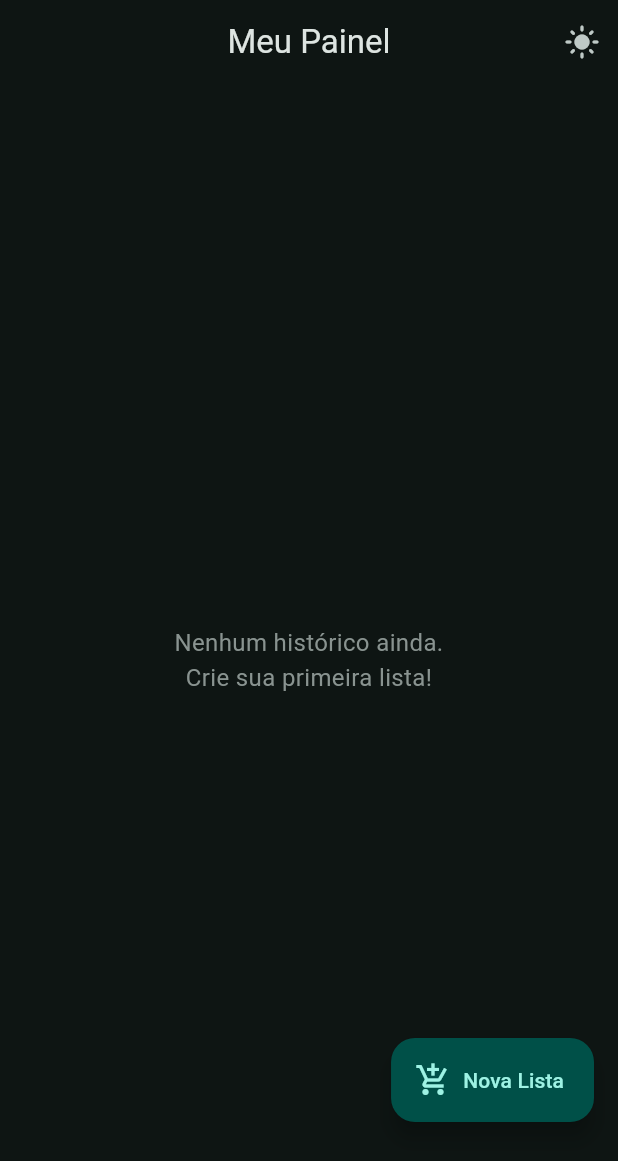
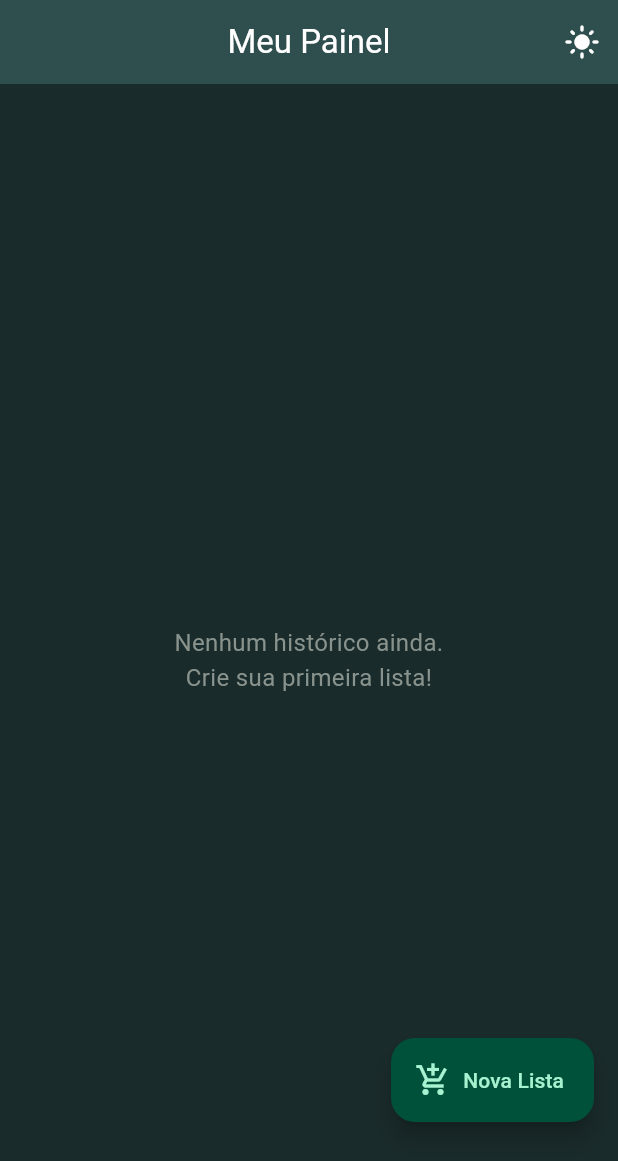
Before and after one commit to bispoalef/lista_do_mercadinho, a Flutter app: the screen it shows after launch, after a tap on the "dark mode" icon, on a phone screen of 412 x 824 dp. Shown: the top 1161 px of the screen. Run offline on Flutter 3.47's test engine with Material 3 defaults, Android fonts, the phone set to English and light mode, and no system bars; our stand-ins replace google_mobile_ads, sqflite; accounts and stored records are empty; network calls fail.

Commit message:
criando perfil visual, icones e definindoo primeiro banner de anúncios

```diff
--- a/lib/features/compras/view/pages/dashboard_page.dart
+++ b/lib/features/compras/view/pages/dashboard_page.dart
@@ -1,4 +1,5 @@
 import 'package:flutter/material.dart';
+import 'package:google_mobile_ads/google_mobile_ads.dart';
 import 'package:intl/intl.dart';
 import 'package:provider/provider.dart';
 import 'package:uuid/uuid.dart';
@@ -9,10 +10,17 @@ import 'package:lista_do_mercadinho/features/compras/models/produto.dart';
 import 'package:lista_do_mercadinho/features/compras/providers/lista_produtos.dart';
 
 class DashboardPage extends StatefulWidget {
-  const DashboardPage({Key? key}) : super(key: key);
+  const DashboardPage({super.key});
 
   @override
   State<DashboardPage> createState() => _DashboardPageState();
+}
+
+class BannerAnuncio extends StatefulWidget {
+  const BannerAnuncio({super.key});
+
+  @override
+  State<BannerAnuncio> createState() => _BannerAnuncioState();
 }
 
 class _DashboardPageState extends State<DashboardPage> {
@@ -51,7 +59,10 @@ class _DashboardPageState extends State<DashboardPage> {
           ),
         ],
       ),
-      body: FutureBuilder<List<Map<String, dynamic>>>(
+      body: Column(
+        children: [
+          Expanded(
+            child: FutureBuilder<List<Map<String, dynamic>>>(
               future: _historicoFuture,
               builder: (context, snapshot) {
                 if (snapshot.connectionState == ConnectionState.waiting) {
@@ -177,7 +188,8 @@ class _DashboardPageState extends State<DashboardPage> {
                         child: Card(
                           margin: const EdgeInsets.only(bottom: 12),
                           child: ListTile(
-                      onTap: () => _mostrarDetalhesCompra(context, compra),
+                            onTap: () =>
+                                _mostrarDetalhesCompra(context, compra),
                             leading: CircleAvatar(
                               backgroundColor: Theme.of(
                                 context,
@@ -188,7 +200,9 @@ class _DashboardPageState extends State<DashboardPage> {
                               apelido != null && apelido.isNotEmpty
                                   ? apelido
                                   : formatadorData.format(dataCompra),
-                        style: const TextStyle(fontWeight: FontWeight.bold),
+                              style: const TextStyle(
+                                fontWeight: FontWeight.bold,
+                              ),
                             ),
                             subtitle: apelido != null && apelido.isNotEmpty
                                 ? Text(formatadorData.format(dataCompra))
@@ -209,19 +223,18 @@ class _DashboardPageState extends State<DashboardPage> {
                 );
               },
             ),
+          ),
+          const BannerAnuncio(),
+        ],
+      ),
       floatingActionButton: Padding(
-        padding: const EdgeInsets.only(
-          bottom: 60.0,
-        ), // Evita ficar em cima do anúncio
+        padding: const EdgeInsets.only(bottom: 60.0),
         child: FloatingActionButton.extended(
           onPressed: () async {
             final db = DbHelper.instance;
-            final rascunho = await db
-                .getRascunho(); // 1. Checa se tem rascunho salvo
-
+            final rascunho = await db.getRascunho();
             if (!context.mounted) return;
 
-            // --- SE EXISTIR RASCUNHO, PERGUNTA O QUE FAZER ---
             if (rascunho.isNotEmpty) {
               final bool? continuar = await showDialog<bool>(
                 context: context,
@@ -233,7 +246,6 @@ class _DashboardPageState extends State<DashboardPage> {
                   actions: [
                     TextButton(
                       onPressed: () {
-                        // Limpa o rascunho do banco e retorna false
                         db.salvarNoRascunho([]);
                         Navigator.pop(context, false);
                       },
@@ -313,6 +325,61 @@ class _DashboardPageState extends State<DashboardPage> {
   }
 }
 
+class _BannerAnuncioState extends State<BannerAnuncio> {
+  BannerAd? _bannerAd;
+  bool _isLoaded = false;
+  final String _adUnitId = 'ca-app-pub-3940256099942544/6300978111';
+
+  @override
+  void initState() {
+    super.initState();
+    _carregarBanner();
+  }
+
+  void _carregarBanner() {
+    _bannerAd = BannerAd(
+      adUnitId: _adUnitId,
+      size: AdSize.banner,
+      request: const AdRequest(),
+      listener: BannerAdListener(
+        onAdLoaded: (ad) {
+          if (mounted) {
+            setState(() {
+              _isLoaded = true;
+            });
+          }
+        },
+        onAdFailedToLoad: (ad, error) {
+          debugPrint('Falha no Banner: $error');
+          ad.dispose();
+        },
+      ),
+    )..load();
+  }
+
+  @override
+  void dispose() {
+    _bannerAd?.dispose();
+    super.dispose();
+  }
+
+  @override
+  Widget build(BuildContext context) {
+    if (_isLoaded && _bannerAd != null) {
+      return SafeArea(
+        child: Container(
+          color: Theme.of(context).scaffoldBackgroundColor,
+          alignment: Alignment.center,
+          width: _bannerAd!.size.width.toDouble(),
+          height: _bannerAd!.size.height.toDouble(),
+          child: AdWidget(ad: _bannerAd!),
+        ),
+      );
+    }
+    return const SizedBox.shrink();
+  }
+}
+
 class _EstatisticaItem extends StatelessWidget {
   final String titulo;
   final String valor;
@@ -348,11 +415,7 @@ class _DetalhesCompraSheet extends StatefulWidget {
   final Map<String, dynamic> compra;
   final VoidCallback onAtualizar;
 
-  const _DetalhesCompraSheet({
-    Key? key,
-    required this.compra,
-    required this.onAtualizar,
-  }) : super(key: key);
+  const _DetalhesCompraSheet({required this.compra, required this.onAtualizar});
 
   @override
   State<_DetalhesCompraSheet> createState() => _DetalhesCompraSheetState();
@@ -471,8 +534,7 @@ class _DetalhesCompraSheetState extends State<_DetalhesCompraSheet> {
 class _NovaListaSheet extends StatefulWidget {
   final VoidCallback onAtualizar;
 
-  const _NovaListaSheet({Key? key, required this.onAtualizar})
-    : super(key: key);
+  const _NovaListaSheet({required this.onAtualizar});
 
   @override
   State<_NovaListaSheet> createState() => _NovaListaSheetState();
--- a/lib/main.dart
+++ b/lib/main.dart
@@ -1,12 +1,19 @@
 import 'package:flutter/material.dart';
-import 'package:lista_do_mercadinho/features/compras/view/pages/dashboard_page.dart';
 import 'package:provider/provider.dart';
+
+// --- IMPORT DO ADMOB ---
+import 'package:google_mobile_ads/google_mobile_ads.dart';
 
 import 'core/theme/theme_provider.dart';
 import 'features/compras/providers/lista_produtos.dart';
+import 'features/compras/view/pages/dashboard_page.dart';
 import 'features/compras/view/pages/home_page.dart';
 
-void main() {
+void main() async {
+  WidgetsFlutterBinding.ensureInitialized();
+
+  await MobileAds.instance.initialize();
+
   runApp(const MyApp());
 }
 
@@ -24,35 +31,47 @@ class MyApp extends StatelessWidget {
         builder: (context, themeProvider, child) {
           return MaterialApp(
             debugShowCheckedModeBanner: false,
-            title: 'Lista de Compras',
+            title: 'MercadoFácil',
+
             theme: ThemeData(
               useMaterial3: true,
-              colorScheme: ColorScheme.fromSeed(
-                seedColor: Colors.teal,
-                brightness: Brightness.light,
+              colorSchemeSeed: const Color(0xFFE6A26C),
+              brightness: Brightness.light,
+              appBarTheme: const AppBarTheme(
+                centerTitle: true,
+                elevation: 0,
+                backgroundColor: Color(0xFFF6DFC3),
+                foregroundColor: Color(0xFF5C7B6D),
               ),
-              appBarTheme: const AppBarTheme(centerTitle: true, elevation: 0),
               cardTheme: const CardThemeData(
+                color: Colors.white,
                 elevation: 2,
                 shape: RoundedRectangleBorder(
                   borderRadius: BorderRadius.all(Radius.circular(16)),
                 ),
               ),
             ),
+
             darkTheme: ThemeData(
               useMaterial3: true,
-              colorScheme: ColorScheme.fromSeed(
-                seedColor: Colors.teal,
-                brightness: Brightness.dark,
+              colorSchemeSeed: const Color(0xFF8CA99A),
+              brightness: Brightness.dark,
+              scaffoldBackgroundColor: const Color(0xFF1A2B2B),
+              appBarTheme: const AppBarTheme(
+                centerTitle: true,
+                elevation: 0,
+                backgroundColor: Color(0xFF2F4F4F),
+                foregroundColor: Colors.white,
               ),
-              appBarTheme: const AppBarTheme(centerTitle: true, elevation: 0),
               cardTheme: const CardThemeData(
+                color: Color(0xFF243A3A),
                 elevation: 2,
                 shape: RoundedRectangleBorder(
                   borderRadius: BorderRadius.all(Radius.circular(16)),
                 ),
               ),
             ),
+
             themeMode: themeProvider.themeMode,
             initialRoute: 'dashboard',
             routes: {
```
Also changed, not shown: pubspec.yaml (+8 -1 lines), icone_base.png (added), pubspec.lock, 15 other files. Lines whose indentation alone changed are shown as unchanged.
